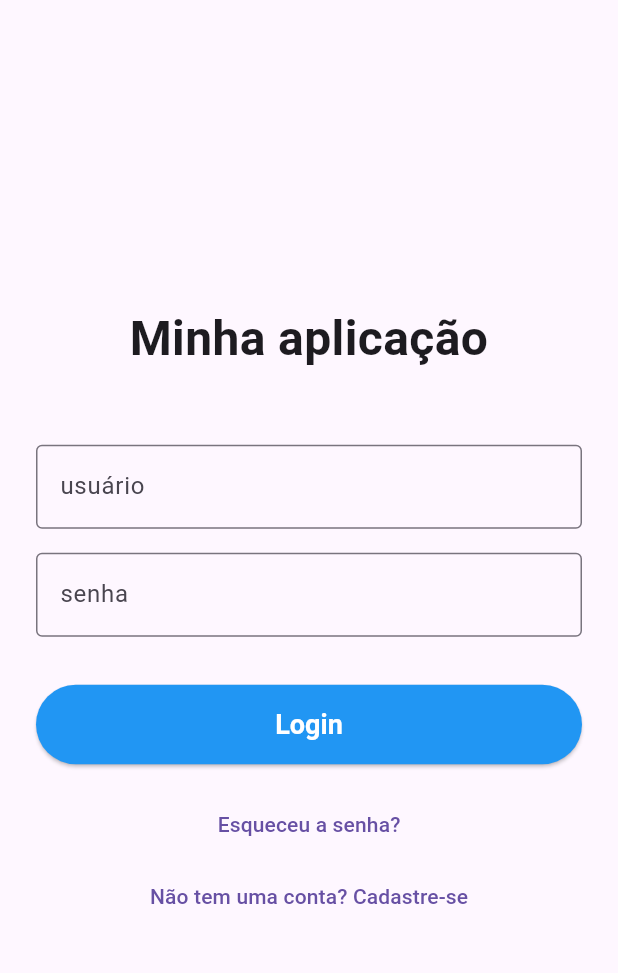
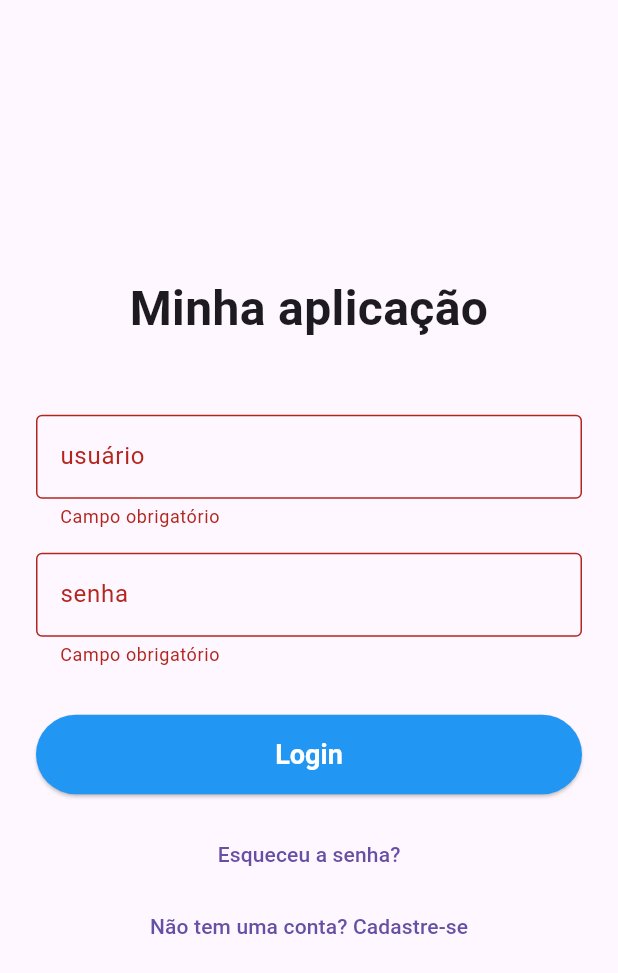
Before and after one commit to ypcrego/mobile-project-2, a Flutter app: the screen it shows after launch, after a tap on "Login", on a phone screen of 412 x 824 dp. Shown: the top 973 px of the screen. Run offline on Flutter 3.47's test engine with Material 3 defaults, Android fonts, the phone set to English and light mode, and no system bars; network calls fail.

Commit message:
feat: add product screen mockup
- add mocked login
- add product and product card files

```diff
--- a/lib/features/auth/login_page.dart
+++ b/lib/features/auth/login_page.dart
@@ -1,4 +1,5 @@
 import 'package:flutter/material.dart';
+import '../shop/home_page.dart';
 
 class LoginPage extends StatefulWidget {
   const LoginPage({super.key});
@@ -11,6 +12,7 @@ class _LoginPageState extends State<LoginPage> {
   final _formKey = GlobalKey<FormState>();
   final _usernameController = TextEditingController();
   final _passwordController = TextEditingController();
+  String? _errorMessage;
 
   @override
   void dispose() {
@@ -20,7 +22,22 @@ class _LoginPageState extends State<LoginPage> {
   }
 
   void _onLoginPressed() {
-    // Phase 2 will implement validation here.
+    setState(() {
+      _errorMessage = null;
+    });
+
+    if (_formKey.currentState?.validate() ?? false) {
+      if (_usernameController.text == 'admin' && _passwordController.text == '12345678') {
+        Navigator.pushReplacement(
+          context,
+          MaterialPageRoute(builder: (context) => const HomePage()),
+        );
+      } else {
+        setState(() {
+          _errorMessage = 'Credenciais inválidas';
+        });
+      }
+    }
   }
 
   @override
@@ -40,6 +57,14 @@ class _LoginPageState extends State<LoginPage> {
                 _UsernameInput(controller: _usernameController),
                 const SizedBox(height: 16),
                 _PasswordInput(controller: _passwordController),
+                if (_errorMessage != null) ...[
+                  const SizedBox(height: 16),
+                  Text(
+                    _errorMessage!,
+                    style: const TextStyle(color: Colors.red, fontWeight: FontWeight.bold),
+                    textAlign: TextAlign.center,
+                  ),
+                ],
                 const SizedBox(height: 32),
                 _LoginButton(onPressed: _onLoginPressed),
                 const SizedBox(height: 16),
@@ -83,6 +108,12 @@ class _UsernameInput extends StatelessWidget {
         hintText: 'Digite seu usuário',
         border: OutlineInputBorder(),
       ),
+      validator: (value) {
+        if (value == null || value.isEmpty) {
+          return 'Campo obrigatório';
+        }
+        return null;
+      },
     );
   }
 }
@@ -102,6 +133,12 @@ class _PasswordInput extends StatelessWidget {
         hintText: 'Digite sua senha',
         border: OutlineInputBorder(),
       ),
+      validator: (value) {
+        if (value == null || value.isEmpty) {
+          return 'Campo obrigatório';
+        }
+        return null;
+      },
     );
   }
 }
```
Also changed, not shown: lib/features/shop/home_page.dart (added, +82 -0 lines), lib/features/shop/models/product.dart (added, +15 -0 lines), lib/features/shop/widgets/product_card.dart (added, +67 -0 lines).
